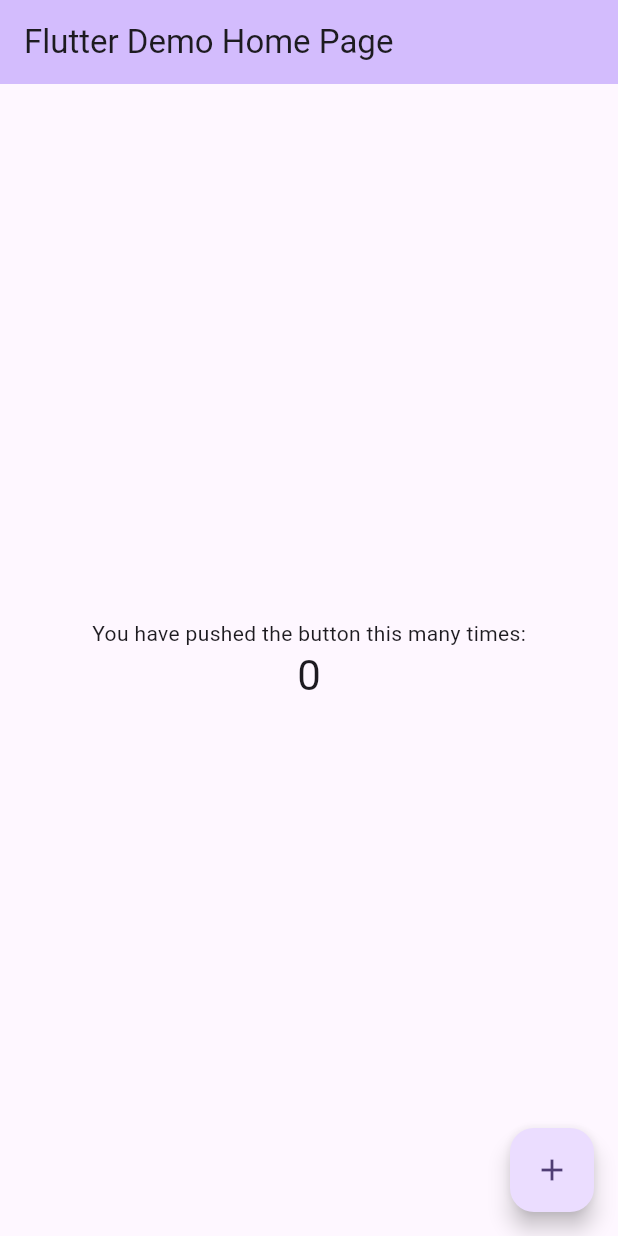
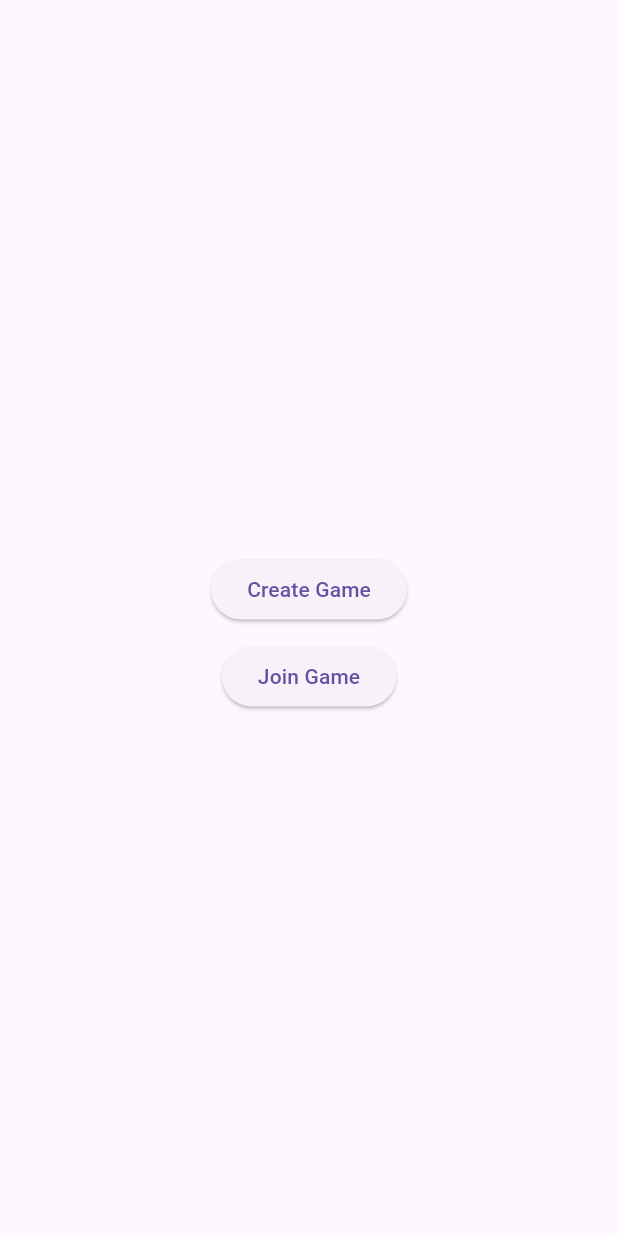
Before and after one commit to KirtanSoni/three_way_spades, a Flutter app: the screen it shows after launch, on a phone screen of 412 x 824 dp. Run offline on Flutter 3.47's test engine with Material 3 defaults, Android fonts, the phone set to English and light mode, and no system bars.

Commit message:
Updated Homepage

```diff
--- a/lib/main.dart
+++ b/lib/main.dart
@@ -1,125 +1,51 @@
 import 'package:flutter/material.dart';
 
 void main() {
-  runApp(const MyApp());
+  runApp(const MyHomePage());
 }
 
-class MyApp extends StatelessWidget {
-  const MyApp({super.key});
+class MyHomePage extends StatelessWidget {
+  const MyHomePage({Key? key}) : super(key: key);
 
-  // This widget is the root of your application.
   @override
   Widget build(BuildContext context) {
-    return MaterialApp(
-      title: 'Flutter Demo',
-      theme: ThemeData(
-        // This is the theme of your application.
-        //
-        // TRY THIS: Try running your application with "flutter run". You'll see
-        // the application has a purple toolbar. Then, without quitting the app,
-        // try changing the seedColor in the colorScheme below to Colors.green
-        // and then invoke "hot reload" (save your changes or press the "hot
-        // reload" button in a Flutter-supported IDE, or press "r" if you used
-        // the command line to start the app).
-        //
-        // Notice that the counter didn't reset back to zero; the application
-        // state is not lost during the reload. To reset the state, use hot
-        // restart instead.
-        //
-        // This works for code too, not just values: Most code changes can be
-        // tested with just a hot reload.
-        colorScheme: ColorScheme.fromSeed(seedColor: Colors.deepPurple),
-        useMaterial3: true,
+    return
+    MaterialApp(
+      home: Scaffold(
+        body: Center(
+          child: Column(
+            mainAxisAlignment: MainAxisAlignment.center,
+            children: [
+              // Display the image
+              /* const Image(
+                //image: AssetImage('assets/image.png'), // Replace with your image path
+                width: 200,
+                height: 200,
+              ), */
+              const SizedBox(height: 20),
+
+              // Create Game Button
+              ElevatedButton(
+                onPressed: () {
+                  // Handle create game action (navigation, logic, etc.)
+                  print('Create Game Button Pressed');
+                },
+                child: const Text('Create Game'),
+              ),
+              const SizedBox(height: 10),
+
+              // Join Game Button
+              ElevatedButton(
+                onPressed: () {
+                  // Handle join game action (navigation, logic, etc.)
+                  print('Join Game Button Pressed');
+                },
+                child: const Text('Join Game'),
+              ),
+            ],
+          ),
+        ),
       ),
-      home: const MyHomePage(title: 'Flutter Demo Home Page'),
     );
   }
 }
-
-class MyHomePage extends StatefulWidget {
-  const MyHomePage({super.key, required this.title});
-
-  // This widget is the home page of your application. It is stateful, meaning
-  // that it has a State object (defined below) that contains fields that affect
-  // how it looks.
-
-  // This class is the configuration for the state. It holds the values (in this
-  // case the title) provided by the parent (in this case the App widget) and
-  // used by the build method of the State. Fields in a Widget subclass are
-  // always marked "final".
-
-  final String title;
-
-  @override
-  State<MyHomePage> createState() => _MyHomePageState();
-}
-
-class _MyHomePageState extends State<MyHomePage> {
-  int _counter = 0;
-
-  void _incrementCounter() {
-    setState(() {
-      // This call to setState tells the Flutter framework that something has
-      // changed in this State, which causes it to rerun the build method below
-      // so that the display can reflect the updated values. If we changed
-      // _counter without calling setState(), then the build method would not be
-      // called again, and so nothing would appear to happen.
-      _counter++;
-    });
-  }
-
-  @override
-  Widget build(BuildContext context) {
-    // This method is rerun every time setState is called, for instance as done
-    // by the _incrementCounter method above.
-    //
-    // The Flutter framework has been optimized to make rerunning build methods
-    // fast, so that you can just rebuild anything that needs updating rather
-    // than having to individually change instances of widgets.
-    return Scaffold(
-      appBar: AppBar(
-        // TRY THIS: Try changing the color here to a specific color (to
-        // Colors.amber, perhaps?) and trigger a hot reload to see the AppBar
-        // change color while the other colors stay the same.
-        backgroundColor: Theme.of(context).colorScheme.inversePrimary,
-        // Here we take the value from the MyHomePage object that was created by
-        // the App.build method, and use it to set our appbar title.
-        title: Text(widget.title),
-      ),
-      body: Center(
-        // Center is a layout widget. It takes a single child and positions it
-        // in the middle of the parent.
-        child: Column(
-          // Column is also a layout widget. It takes a list of children and
-          // arranges them vertically. By default, it sizes itself to fit its
-          // children horizontally, and tries to be as tall as its parent.
-          //
-          // Column has various properties to control how it sizes itself and
-          // how it positions its children. Here we use mainAxisAlignment to
-          // center the children vertically; the main axis here is the vertical
-          // axis because Columns are vertical (the cross axis would be
-          // horizontal).
-          //
-          // TRY THIS: Invoke "debug painting" (choose the "Toggle Debug Paint"
-          // action in the IDE, or press "p" in the console), to see the
-          // wireframe for each widget.
-          mainAxisAlignment: MainAxisAlignment.center,
-          children: <Widget>[
-            const Text(
-              'You have pushed the button this many times:',
-            ),
-            Text(
-              '$_counter',
-              style: Theme.of(context).textTheme.headlineMedium,
-            ),
-          ],
-        ),
-      ),
-      floatingActionButton: FloatingActionButton(
-        onPressed: _incrementCounter,
-        tooltip: 'Increment',
-        child: const Icon(Icons.add),
-      ), // This trailing comma makes auto-formatting nicer for build methods.
-    );
-  }
-}
```
